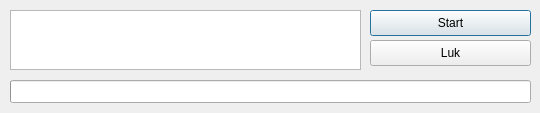
First picture: the form in buildtools/ui/get_products_http_dialog.ui, repository fhdk/eordre2, before the edit.
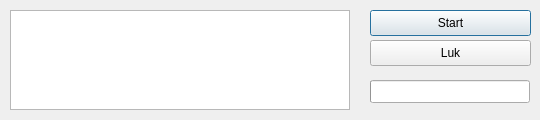
Second picture: the form after the edit.

Diff of the .ui file:
```diff
--- a/buildtools/ui/get_products_http_dialog.ui
+++ b/buildtools/ui/get_products_http_dialog.ui
@@ -7,31 +7,24 @@
                 <x>0</x>
                 <y>0</y>
                 <width>540</width>
-                <height>113</height>
+    <height>120</height>
             </rect>
         </property>
         <property name="windowTitle">
             <string>Prisliste import fra server</string>
         </property>
-        <widget class="QListWidget" name="itemList">
+  <widget class="QProgressBar" name="progressBar">
             <property name="geometry">
                 <rect>
-                    <x>10</x>
-                    <y>10</y>
-                    <width>351</width>
-                    <height>60</height>
-                </rect>
-            </property>
-        </widget>
-        <widget class="QProgressBar" name="progress_bar">
-            <property name="geometry">
-                <rect>
-                    <x>10</x>
+     <x>370</x>
                     <y>80</y>
-                    <width>521</width>
+     <width>160</width>
                     <height>23</height>
                 </rect>
             </property>
+   <property name="maximum">
+    <number>1</number>
+   </property>
             <property name="value">
                 <number>0</number>
             </property>
@@ -65,6 +58,16 @@
                 <string>Luk</string>
             </property>
         </widget>
+  <widget class="QTextBrowser" name="log">
+   <property name="geometry">
+    <rect>
+     <x>10</x>
+     <y>10</y>
+     <width>340</width>
+     <height>100</height>
+    </rect>
+   </property>
+  </widget>
     </widget>
     <resources/>
     <connections/>
```
Lines whose indentation alone changed are shown as unchanged.
